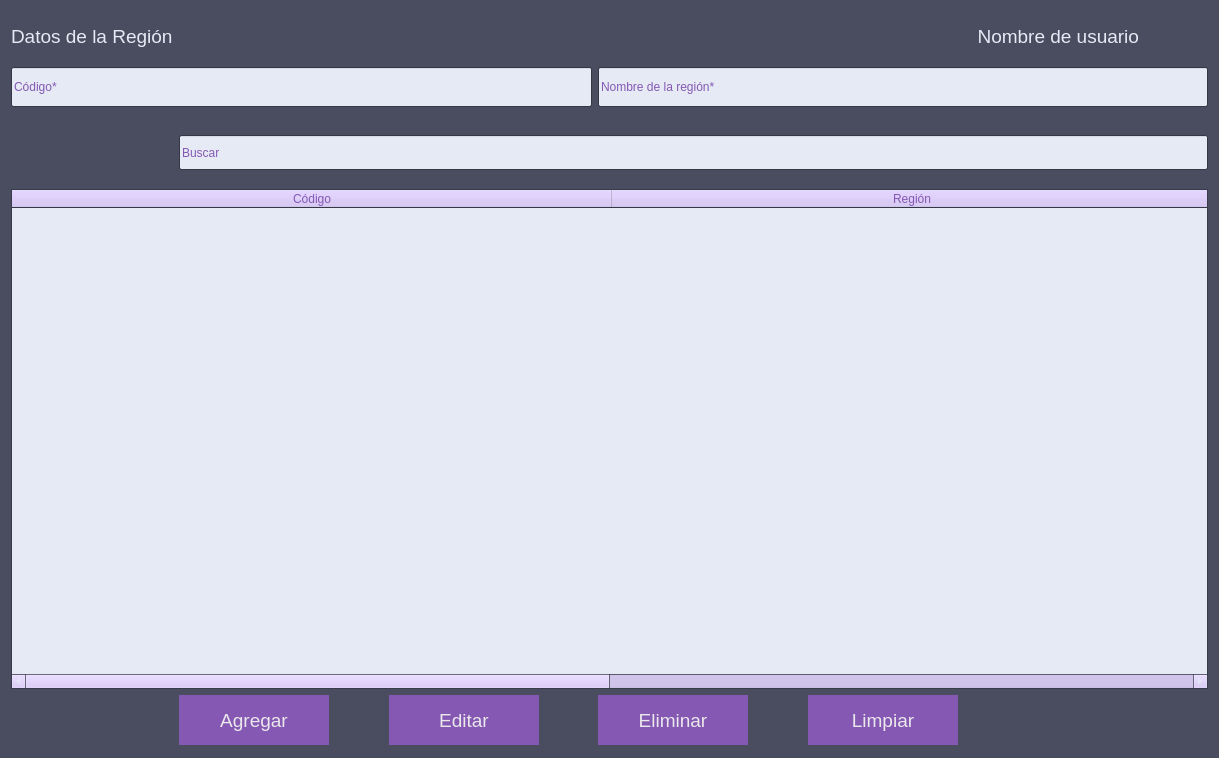
Old version of the form vistas/UIs/frmRegiones.ui in the repository andyy-nr/pda-proyecto.
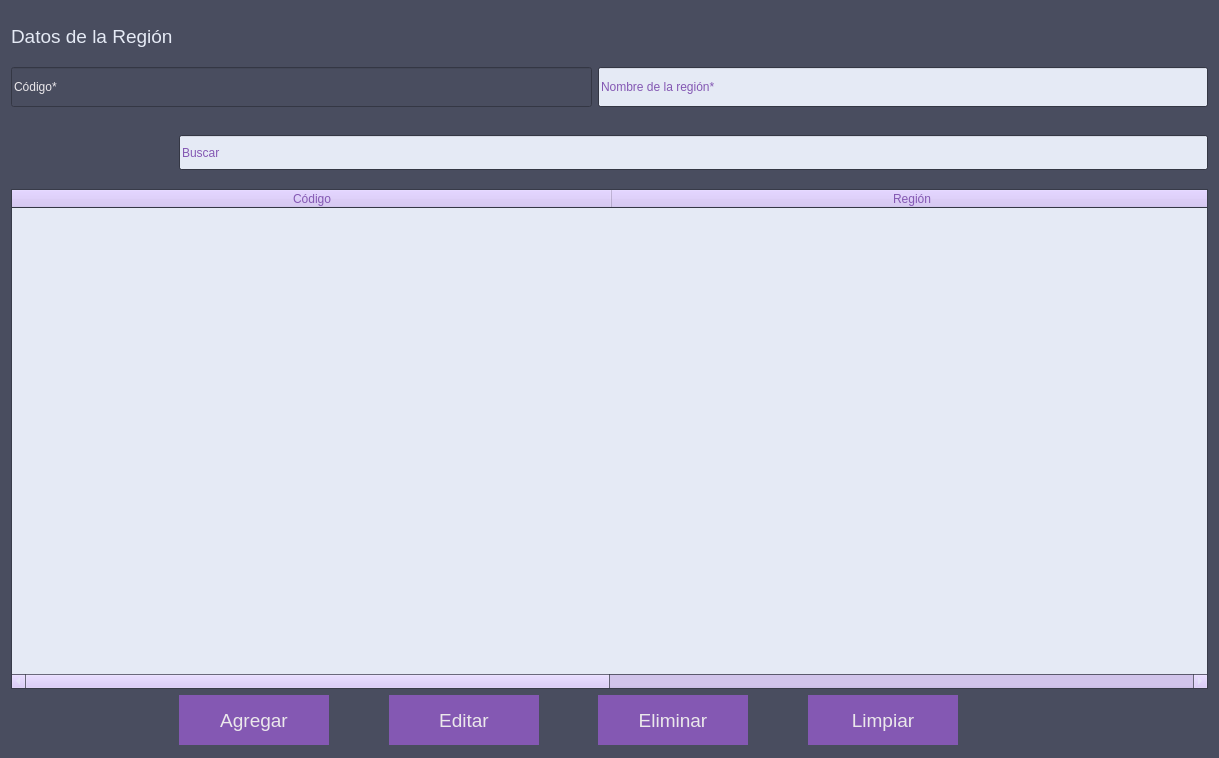
New version of the form. Icons and pictures are not drawn.

Patch:
```diff
--- a/vistas/UIs/frmRegiones.ui
+++ b/vistas/UIs/frmRegiones.ui
@@ -370,24 +370,6 @@
        <number>-1</number>
       </property>
      </widget>
-     <widget class="QLabel" name="lbl_nombre_usuario">
-      <property name="geometry">
-       <rect>
-        <x>120</x>
-        <y>10</y>
-        <width>211</width>
-        <height>31</height>
-       </rect>
-      </property>
-      <property name="font">
-       <font>
-        <pointsize>14</pointsize>
-       </font>
-      </property>
-      <property name="text">
-       <string>&lt;html&gt;&lt;head/&gt;&lt;body&gt;&lt;p align=&quot;right&quot;&gt;Nombre de usuario&lt;/p&gt;&lt;/body&gt;&lt;/html&gt;</string>
-      </property>
-     </widget>
     </widget>
    </item>
    <item row="5" column="4">
@@ -478,12 +460,52 @@
    </item>
    <item row="1" column="0" colspan="5">
     <widget class="QLineEdit" name="txt_codigo">
+     <property name="enabled">
+      <bool>false</bool>
+     </property>
      <property name="minimumSize">
       <size>
        <width>400</width>
        <height>40</height>
       </size>
      </property>
+     <property name="palette">
+      <palette>
+       <active>
+        <colorrole role="PlaceholderText">
+         <brush brushstyle="SolidPattern">
+          <color alpha="255">
+           <red>235</red>
+           <green>232</green>
+           <blue>235</blue>
+          </color>
+         </brush>
+        </colorrole>
+       </active>
+       <inactive>
+        <colorrole role="PlaceholderText">
+         <brush brushstyle="SolidPattern">
+          <color alpha="255">
+           <red>235</red>
+           <green>232</green>
+           <blue>235</blue>
+          </color>
+         </brush>
+        </colorrole>
+       </inactive>
+       <disabled>
+        <colorrole role="PlaceholderText">
+         <brush brushstyle="SolidPattern">
+          <color alpha="255">
+           <red>235</red>
+           <green>232</green>
+           <blue>235</blue>
+          </color>
+         </brush>
+        </colorrole>
+       </disabled>
+      </palette>
+     </property>
      <property name="placeholderText">
       <string>Código*</string>
      </property>
```
